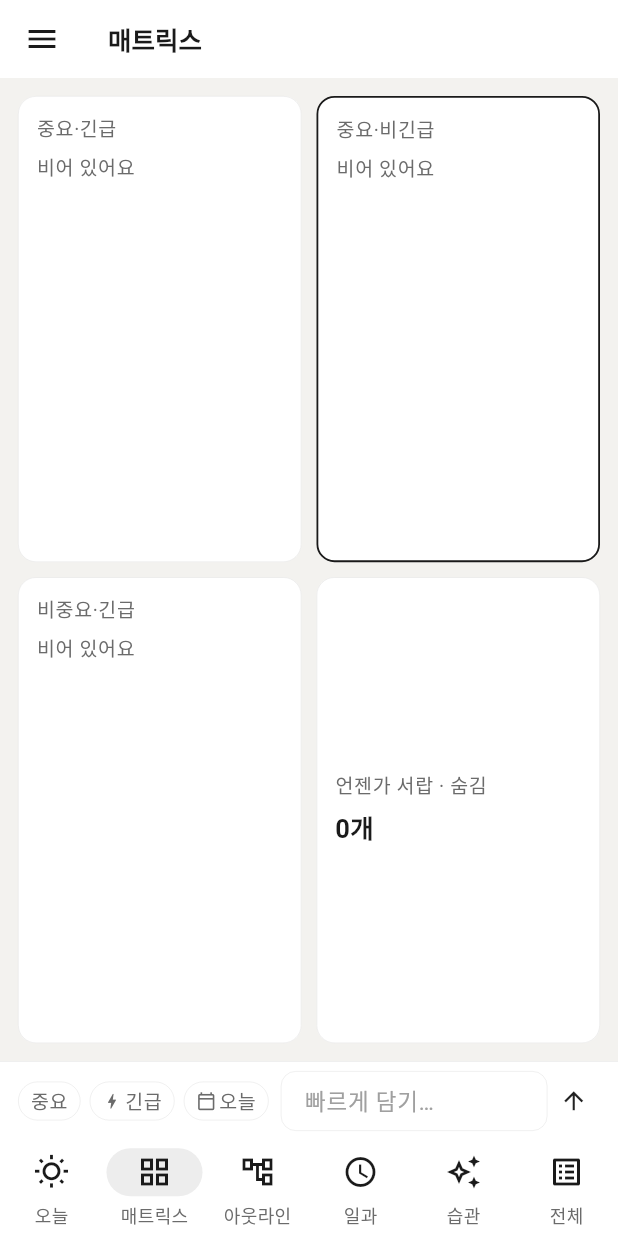
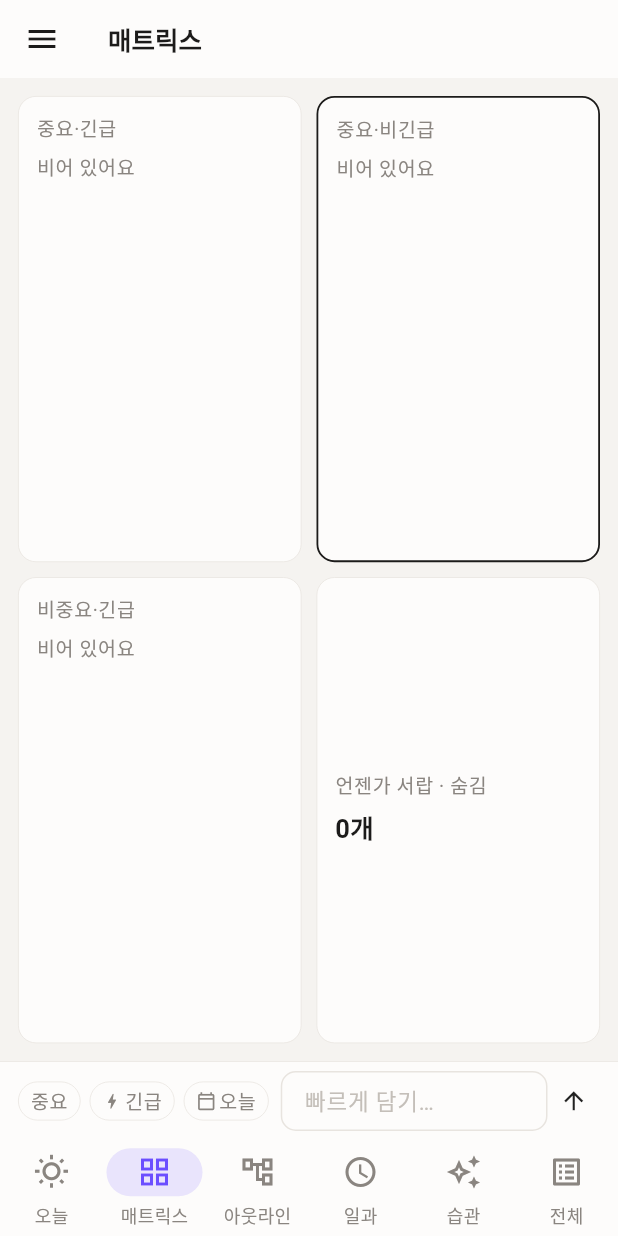
Before and after one commit to miziixx/jigoom, a Flutter app: the screen it shows after launch, item 2 of the bottom bar chosen, on a phone screen of 412 x 824 dp. Run offline on Flutter 3.47's test engine with Material 3 defaults, Android fonts, the phone set to English and light mode, and no system bars; our stand-ins replace drift, drift_flutter, file_picker, flutter_colorpicker, flutter_local_notifications, flutter_riverpod and 6 more; missing offline and left inert: dart:html, google_mlkit_text_recognition, home_widget, receive_sharing_intent, shelf_router; accounts and stored records are empty; generated files the repository leaves out were written again; Roboto replaces fonts that are missing (Pretendard).

Commit message:
design(jigeum): DESIGN_SYSTEM 적용 1차 — 토큰·accent·배지·모노 메타
DESIGN_SYSTEM.md 를 리포에 저장하고 상시 기준으로 채택.
- 색 토큰 전면 교체: 따뜻한 종이 팔레트(bg #FDFCFB, bg-subtle, border #E8E4DF,
  text #1C1B1A, text-muted) + 포인트 accent 보라 #6B4EFF / alert 주황 #FF5B24
- accent 를 액션에: FilledButton·커서·포커스·칩/탭 인디케이터·완료 체크박스
- AppSpace/AppRadius 토큰, kMonoFamily(모노 메타) 추가
- 배지 규격 helper metaBadge/metaStyle: 마감=alert 채움, 중요=테두리,
  긴급=alert 채움 — 오늘 타일의 '!' 를 배지로 교체
- 타임라인 알약·마감 배지 모노, 페이지 배경 bg-subtle 토큰화
- 잔여 하드코딩 색(초록 체크·구 배경) 토큰으로 정리

Co-Authored-By: Claude Opus 4.8 <noreply@anthropic.com>
Claude-Session: https://claude.ai/code/session_0148HwGxjHBMAnrdakVDwWLh

```diff
--- a/jigeum/lib/core/journal.dart
+++ b/jigeum/lib/core/journal.dart
@@ -2,6 +2,50 @@ import 'package:flutter/material.dart';
 import 'package:intl/intl.dart';
 
 import 'constants.dart';
+import 'theme.dart';
+
+/// 메타·숫자·시간·배지용 모노 스타일 (DESIGN_SYSTEM §3 두 벌 시스템).
+TextStyle metaStyle(BuildContext context, {Color? color, double size = 11}) {
+  return TextStyle(
+    fontFamily: kMonoFamily,
+    fontSize: size,
+    fontWeight: FontWeight.w400,
+    height: 1.3,
+    color: color ?? Theme.of(context).textTheme.bodySmall?.color,
+  );
+}
+
+/// 알약 배지 (DESIGN_SYSTEM §5).
+/// filled=채움형(배경 bg색, 글자 fg), 아니면 테두리형.
+Widget metaBadge(
+  BuildContext context,
+  String label, {
+  bool filled = false,
+  Color? bg,
+  Color? fg,
+}) {
+  final theme = Theme.of(context);
+  final border = theme.dividerTheme.color ?? Colors.black12;
+  final fillBg = bg ?? (theme.textTheme.bodyLarge?.color ?? Colors.black);
+  return Container(
+    height: 20,
+    padding: const EdgeInsets.symmetric(horizontal: 8),
+    alignment: Alignment.center,
+    decoration: BoxDecoration(
+      color: filled ? fillBg : Colors.transparent,
+      borderRadius: BorderRadius.circular(AppRadius.full),
+      border: filled ? null : Border.all(color: border, width: 1),
+    ),
+    child: Text(
+      label,
+      style: metaStyle(context,
+          size: 11,
+          color: filled
+              ? (fg ?? theme.scaffoldBackgroundColor)
+              : theme.textTheme.bodySmall?.color),
+    ),
+  );
+}
 
 /// 일정·루틴 색 팔레트 (index 로 저장). 스샷처럼 부드러운 톤.
 const kScheduleColors = <Color>[
@@ -46,8 +90,8 @@ class Journal {
 
   static Color pageBg(BuildContext context) =>
       Theme.of(context).brightness == Brightness.dark
-          ? const Color(0xFF0D1013)
-          : const Color(0xFFF3F2EF);
+          ? AppColors.bgSubtleDark
+          : AppColors.bgSubtleLight;
 
   static Color _hairline(BuildContext context) =>
       Theme.of(context).dividerTheme.color ?? Colors.black12;
@@ -106,9 +150,7 @@ class Journal {
               child: Row(
                 mainAxisSize: MainAxisSize.min,
                 children: [
-                  Text(label,
-                      style: theme.textTheme.bodySmall
-                          ?.copyWith(fontSize: 11, letterSpacing: 0.2)),
+                  Text(label, style: metaStyle(context)),
                   if (trailing != null) ...[
                     const SizedBox(width: 3),
                     trailing,
@@ -154,7 +196,7 @@ class SquareCheck extends StatelessWidget {
           height: size,
           decoration: BoxDecoration(
             borderRadius: BorderRadius.circular(5),
-            color: done ? const Color(0xFF34C77B) : Colors.transparent,
+            color: done ? AppColors.accent : Colors.transparent,
             border: done
                 ? null
                 : Border.all(
@@ -170,9 +212,8 @@ class SquareCheck extends StatelessWidget {
   }
 }
 
-/// 마감 pill: 오늘/내일 = 잉크 채움, 이후 = 테두리 'M/d'.
+/// 마감 배지 (DESIGN_SYSTEM §5): 임박(오늘·내일)=alert 채움, 이후=테두리 'M/d'.
 Widget deadlinePill(BuildContext context, DateTime date) {
-  final theme = Theme.of(context);
   final d = dateOnly(date);
   final diff = d.difference(todayDate()).inDays;
 
@@ -185,26 +226,7 @@ Widget deadlinePill(BuildContext context, DateTime date) {
     label = DateFormat('M/d').format(d);
   }
 
-  final urgentish = diff <= 1;
-  final ink = theme.textTheme.bodyLarge?.color ?? Colors.black;
-  final bg = theme.scaffoldBackgroundColor;
-  final hairline = theme.dividerTheme.color ?? Colors.black12;
-
-  return Container(
-    padding: const EdgeInsets.symmetric(horizontal: 8, vertical: 2),
-    decoration: BoxDecoration(
-      color: urgentish ? ink : Colors.transparent,
-      borderRadius: BorderRadius.circular(999),
-      border: urgentish ? null : Border.all(color: hairline, width: 0.8),
-    ),
-    child: Text(
-      label,
-      style: TextStyle(
-        fontFamily: 'Pretendard',
-        fontSize: 10.5,
-        fontWeight: FontWeight.w600,
-        color: urgentish ? bg : theme.textTheme.bodySmall?.color,
-      ),
-    ),
-  );
+  final imminent = diff <= 1;
+  return metaBadge(context, label,
+      filled: imminent, bg: AppColors.alert, fg: Colors.white);
 }
--- a/jigeum/lib/core/theme.dart
+++ b/jigeum/lib/core/theme.dart
@@ -1,28 +1,61 @@
 import 'package:flutter/material.dart';
 
-/// 클린 아웃라이너 테마.
-/// 포인트 색(#34C77B)은 완료 체크 전용. 다른 곳에 쓰지 말 것.
+/// 디자인 시스템 토큰 — DESIGN_SYSTEM.md 참조. 하드코딩 대신 항상 이 토큰 사용.
+/// 미학: "따뜻한 종이 + 차분한 구조". 포인트는 accent(보라)·alert(주황) 둘뿐.
 class AppColors {
-  // 배경
-  static const bgLight = Color(0xFFFFFFFF);
-  static const bgDark = Color(0xFF111417);
+  // 중립 — 따뜻한 회색(종이)
+  static const bgLight = Color(0xFFFDFCFB); // bg
+  static const bgSubtleLight = Color(0xFFF5F3F0); // bg-subtle
+  static const borderLight = Color(0xFFE8E4DF); // border
+  static const textPrimaryLight = Color(0xFF1C1B1A); // text
+  static const textSecondaryLight = Color(0xFF8A8580); // text-muted
+  static const textTertiaryLight = Color(0xFFC4BFB9); // disabled
 
-  // 텍스트 (light)
-  static const textPrimaryLight = Color(0xFF1A1A1A);
-  static const textSecondaryLight = Color(0xFF6B6B6B);
-  static const textTertiaryLight = Color(0xFFA0A0A0);
+  // 다크 (반전)
+  static const bgDark = Color(0xFF15140F);
+  static const bgSubtleDark = Color(0xFF1F1D18);
+  static const borderDark = Color(0xFF34322C);
+  static const textPrimaryDark = Color(0xFFF2F0EC);
+  static const textSecondaryDark = Color(0xFF9A958E);
+  static const textTertiaryDark = Color(0xFF57534D);
 
-  // 텍스트 (dark, 반전)
-  static const textPrimaryDark = Color(0xFFF2F2F2);
-  static const textSecondaryDark = Color(0xFFB0B0B0);
-  static const textTertiaryDark = Color(0xFF6B6B6B);
+  // 포인트 — 딱 둘
+  static const accent = Color(0xFF6B4EFF); // 보라: 액션·링크·활성 체크박스
+  static const alert = Color(0xFFFF5B24); // 주황: 오늘 표시·마감 임박
 
-  /// 완료 체크 전용 포인트 색.
-  static const done = Color(0xFF34C77B);
+  // 상태
+  static const success = Color(0xFF2E9E5B);
+  static const warning = Color(0xFFE0A400);
+  static const error = Color(0xFFE5484D);
+  static const disabled = Color(0xFFC4BFB9);
 
-  static const hairlineLight = Color(0x14000000); // 0.5px 헤어라인
-  static const hairlineDark = Color(0x1FFFFFFF);
+  /// 완료 체크는 accent(보라) — DESIGN_SYSTEM §5 체크박스.
+  static const done = accent;
+
+  // 하위호환 별칭 (기존 코드가 참조)
+  static const hairlineLight = borderLight;
+  static const hairlineDark = borderDark;
 }
+
+/// 간격 토큰 (4px 배수).
+class AppSpace {
+  static const s1 = 4.0;
+  static const s2 = 8.0;
+  static const s3 = 12.0;
+  static const s4 = 16.0;
+  static const s5 = 24.0;
+  static const s6 = 32.0;
+  static const s8 = 48.0;
+}
+
+class AppRadius {
+  static const sm = 6.0;
+  static const md = 10.0;
+  static const full = 999.0;
+}
+
+/// 메타·숫자·시간·배지용 모노스페이스. (JetBrains Mono 미번들 → 안드로이드 generic)
+const kMonoFamily = 'monospace';
 
 const kAnimDuration = Duration(milliseconds: 200);
 const kAnimCurve = Curves.easeOut;
@@ -66,13 +99,12 @@ class AppTheme {
     final base = ThemeData(brightness: b, useMaterial3: true);
     final scheme = base.colorScheme.copyWith(
       brightness: b,
-      // primary 를 텍스트색으로: 버튼/커서/포커스가 초록으로 새지 않게.
-      // 초록(#34C77B)은 완료 체크 전용 — 위젯 코드에서만 명시적으로 사용.
-      primary: primary,
-      onPrimary: bg,
+      // primary = accent(보라): 버튼·링크·활성 체크박스·커서. (DESIGN_SYSTEM §1)
+      primary: AppColors.accent,
+      onPrimary: Colors.white,
       secondary: secondary,
       surface: bg,
-      surfaceTint: Colors.transparent, // M3 보라끼 틴트 제거
+      surfaceTint: Colors.transparent, // M3 자동 틴트 제거 (의도된 accent 만 사용)
       outline: tertiary,
     );
 
@@ -162,11 +194,11 @@ class AppTheme {
         ),
       ),
 
-      // 버튼: 채움=텍스트색(잉크), 텍스트버튼=회색. 초록 금지.
+      // 버튼: 채움=accent(보라), 텍스트버튼=회색. (DESIGN_SYSTEM §1 액션)
       filledButtonTheme: FilledButtonThemeData(
         style: FilledButton.styleFrom(
-          backgroundColor: primary,
-          foregroundColor: bg,
+          backgroundColor: AppColors.accent,
+          foregroundColor: Colors.white,
           elevation: 0,
           padding: const EdgeInsets.symmetric(horizontal: 18, vertical: 10),
           shape: RoundedRectangleBorder(
@@ -190,10 +222,10 @@ class AppTheme {
       // 칩(필터): 얇은 헤어라인, 선택 시 잉크 반전. 체크 아이콘 없음.
       chipTheme: base.chipTheme.copyWith(
         backgroundColor: bg,
-        selectedColor: primary.withValues(alpha: 0.09),
+        selectedColor: AppColors.accent.withValues(alpha: 0.12),
         surfaceTintColor: Colors.transparent,
         showCheckmark: false,
-        side: BorderSide(color: hairline, width: 0.5),
+        side: BorderSide(color: hairline, width: 1),
         shape: const StadiumBorder(),
         labelStyle: TextStyle(
             fontFamily: 'Pretendard',
@@ -203,22 +235,22 @@ class AppTheme {
         padding: const EdgeInsets.symmetric(horizontal: 10, vertical: 4),
       ),
 
-      // 입력: 초록 대신 잉크색 커서/포커스 밑줄.
+      // 입력: accent 커서/포커스.
       textSelectionTheme: TextSelectionThemeData(
-        cursorColor: primary,
-        selectionColor: primary.withValues(alpha: 0.15),
-        selectionHandleColor: primary,
+        cursorColor: AppColors.accent,
+        selectionColor: AppColors.accent.withValues(alpha: 0.18),
+        selectionHandleColor: AppColors.accent,
       ),
       inputDecorationTheme: InputDecorationTheme(
         hintStyle: TextStyle(
             fontFamily: 'Pretendard', fontSize: 15, color: tertiary),
         enabledBorder: OutlineInputBorder(
           borderRadius: BorderRadius.circular(10),
-          borderSide: BorderSide(color: hairline, width: 0.5),
+          borderSide: BorderSide(color: hairline, width: 1),
         ),
         focusedBorder: OutlineInputBorder(
           borderRadius: BorderRadius.circular(10),
-          borderSide: BorderSide(color: primary, width: 1),
+          borderSide: const BorderSide(color: AppColors.accent, width: 1.5),
         ),
       ),
 
@@ -228,11 +260,15 @@ class AppTheme {
         surfaceTintColor: Colors.transparent,
         elevation: 0,
         height: 64,
-        indicatorColor: primary.withValues(alpha: 0.08),
-        iconTheme: WidgetStatePropertyAll(IconThemeData(color: primary)),
+        // 선택 탭: accent 톤 인디케이터 + accent 아이콘.
+        indicatorColor: AppColors.accent.withValues(alpha: 0.14),
+        iconTheme: WidgetStateProperty.resolveWith((states) => IconThemeData(
+            color: states.contains(WidgetState.selected)
+                ? AppColors.accent
+                : secondary)),
         labelTextStyle: WidgetStatePropertyAll(TextStyle(
             fontFamily: 'Pretendard',
-            fontWeight: FontWeight.w400,
+            fontWeight: FontWeight.w500,
             fontSize: 12,
             color: secondary)),
       ),
--- a/jigeum/lib/features/outline/outline_view.dart
+++ b/jigeum/lib/features/outline/outline_view.dart
@@ -31,7 +31,7 @@ class _OutlineViewState extends ConsumerState<OutlineView> {
   Widget build(BuildContext context) {
     final isDark = Theme.of(context).brightness == Brightness.dark;
     final pageBg =
-        isDark ? const Color(0xFF0D1013) : const Color(0xFFF3F2EF);
+        isDark ? AppColors.bgSubtleDark : AppColors.bgSubtleLight;
     final cardBg = Theme.of(context).scaffoldBackgroundColor;
     final hairline =
         Theme.of(context).dividerTheme.color ?? Colors.black12;
--- a/jigeum/lib/features/schedule/schedule_view.dart
+++ b/jigeum/lib/features/schedule/schedule_view.dart
@@ -5,6 +5,7 @@ import 'package:flutter_riverpod/flutter_riverpod.dart';
 import 'package:intl/intl.dart' hide TextDirection;
 
 import '../../core/journal.dart';
+import '../../core/theme.dart';
 import '../../data/db.dart';
 import '../../providers.dart';
 import 'schedule_edit_sheet.dart';
@@ -217,7 +218,7 @@ class _ListView extends ConsumerWidget {
                           : Icons.radio_button_unchecked,
                       size: 20,
                       color: s.done
-                          ? const Color(0xFF34C77B)
+                          ? AppColors.accent
                           : theme.textTheme.bodySmall?.color,
                     ),
                   ),
```
Also changed, not shown: jigeum/lib/features/today/today_view.dart (+35 -41 lines), 1 other file.
